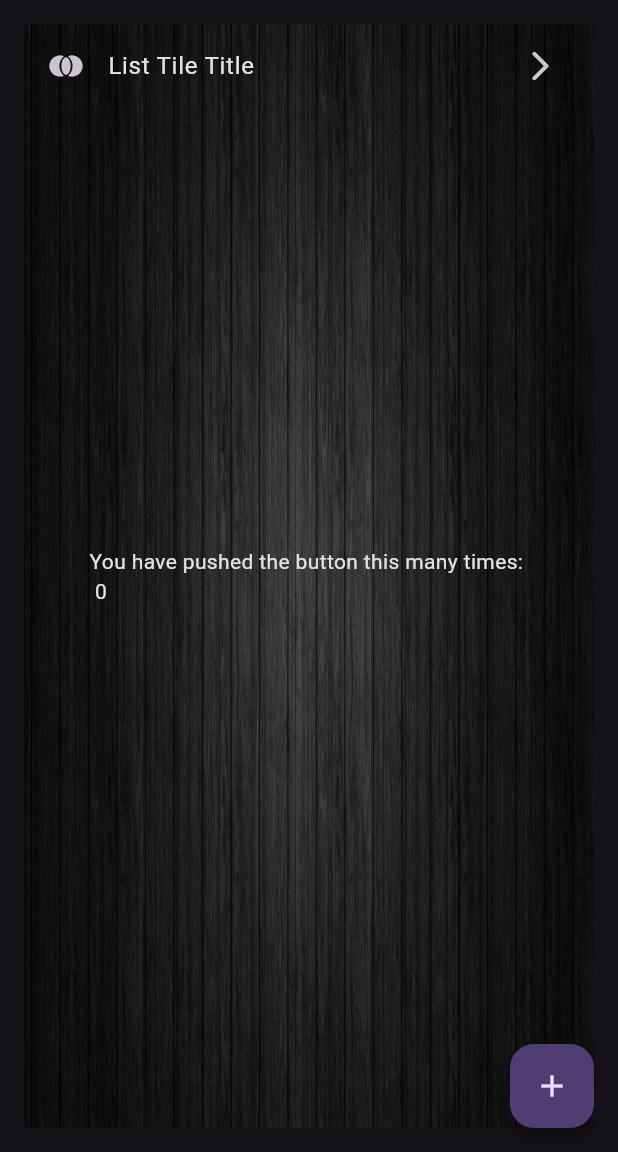
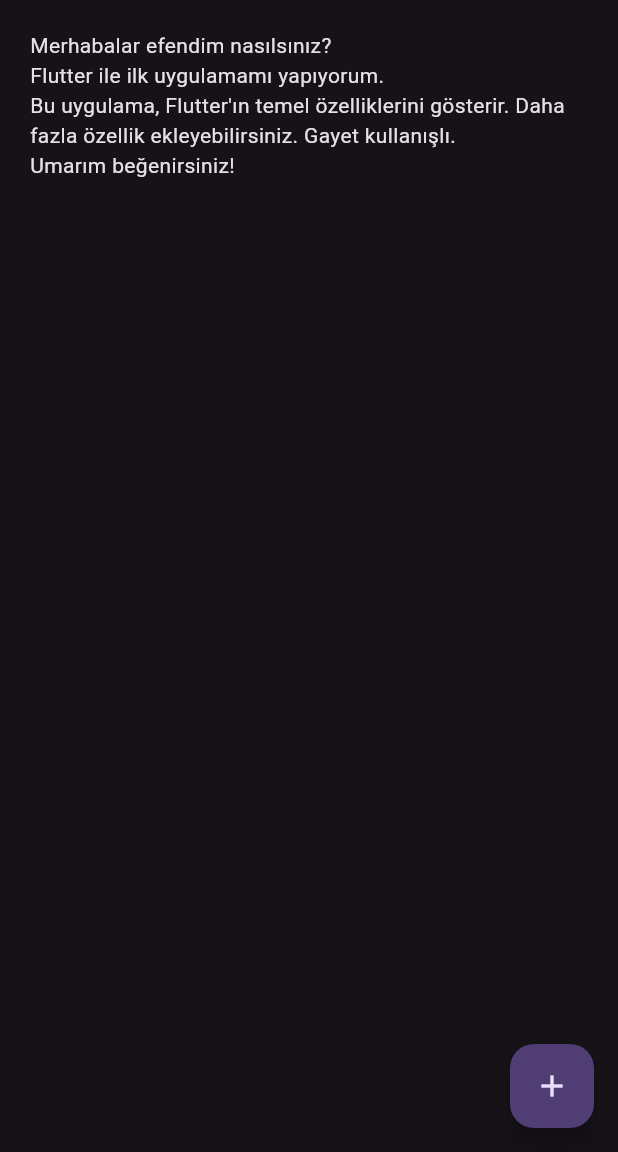
Before and after one commit to Xadoran/FlutterTestApp, a Flutter app: the screen it shows after launch, on a phone screen of 412 x 824 dp, the part 84-1236 px from its top. Run offline on Flutter 3.47's test engine with Material 3 defaults, Android fonts, the phone set to English and light mode, and no system bars.

Commit message:
some more experimentaton

```diff
--- a/lib/main.dart
+++ b/lib/main.dart
@@ -92,30 +92,17 @@ class _MyHomePageState extends State<MyHomePage> {
           color: Colors.amber,
         ),
       ),
-      body: Padding(
-        padding: const EdgeInsets.all(16.0),
-        child: Stack(
+      body: const Padding(
+        padding: EdgeInsets.all(20.0),
+        child: Wrap(
+          spacing: 10.0, // Gap between adjacent children
+          direction: Axis.horizontal, // Direction of the wrap
           children: [
-            Image.asset(
-              'assets/images/bg.jpg',
-              height: double.infinity,
-              fit: BoxFit.fill,
-            ),
-            SizedBox(
-              // Center is a layout widget. It takes a single child and positions it
-              // in the middle of the parent.
-              child: Center(
-                child: Text(
-                  'You have pushed the button this many times: \n $_counter',
-                ),
-              ),
-            ),
-            const ListTile(
-                leading: Icon(Icons.join_full),
-                tileColor: Colors.red,
-                title: Text("List Tile Title"),
-                onTap: null,
-                trailing: Icon(Icons.arrow_forward_ios_rounded)),
+            Text("Merhabalar efendim nasılsınız?"),
+            Text("Flutter ile ilk uygulamamı yapıyorum."),
+            Text(
+                "Bu uygulama, Flutter'ın temel özelliklerini gösterir. Daha fazla özellik ekleyebilirsiniz. Gayet kullanışlı."),
+            Text("Umarım beğenirsiniz!"),
           ],
         ),
       ),
```
